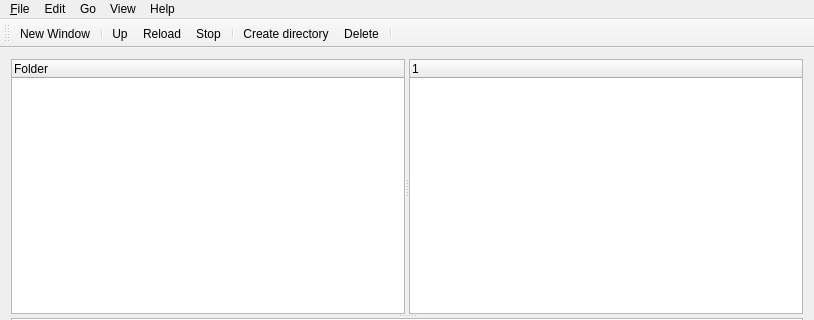
This is src/arcstorage-ui/mainwindow.ui in jonaslindemann/arc-gui-clients as Qt 5 draws it before an edit; both pictures show x 0 to 814 and y 0 to 320 of the 814 by 606 pixel window. The edited form follows.
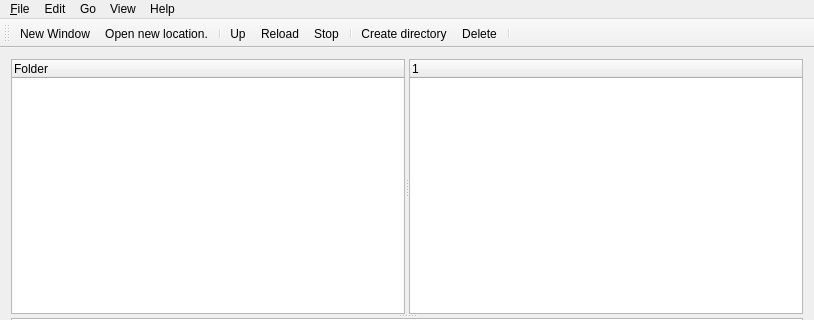
This is the edited form. Custom widgets are drawn as their Qt base class.

```diff
--- a/src/arcstorage-ui/mainwindow.ui
+++ b/src/arcstorage-ui/mainwindow.ui
@@ -234,6 +234,7 @@
     <bool>false</bool>
    </attribute>
    <addaction name="actionNewWindow"/>
+   <addaction name="actionOpenNewLocation"/>
    <addaction name="separator"/>
    <addaction name="actionUp"/>
    <addaction name="actionReload"/>
@@ -381,6 +382,17 @@
     <string>Show current transfers...</string>
    </property>
   </action>
+  <action name="actionOpenNewLocation">
+   <property name="text">
+    <string>Open new location....</string>
+   </property>
+   <property name="shortcut">
+    <string>Ctrl+O</string>
+   </property>
+   <property name="iconVisibleInMenu">
+    <bool>true</bool>
+   </property>
+  </action>
  </widget>
  <layoutdefault spacing="6" margin="11"/>
  <customwidgets>
```
Left out of the diff: 6 changed lines with no effect on the pictures.
